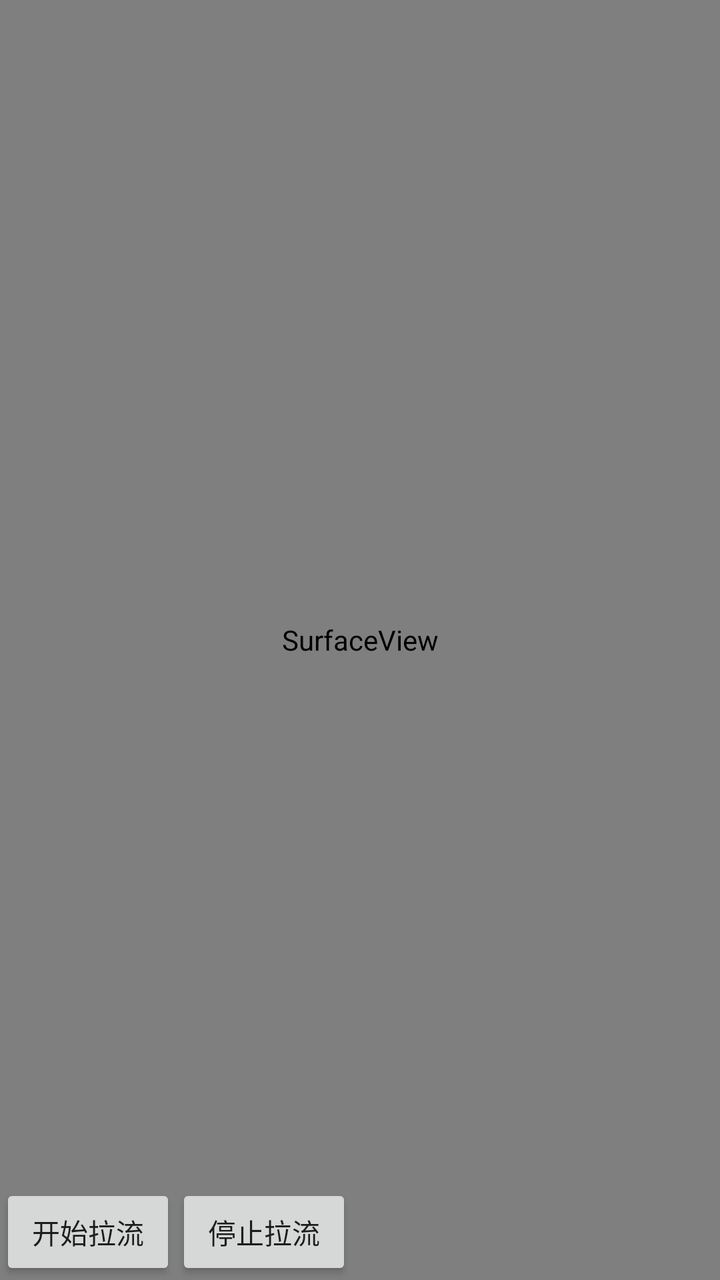
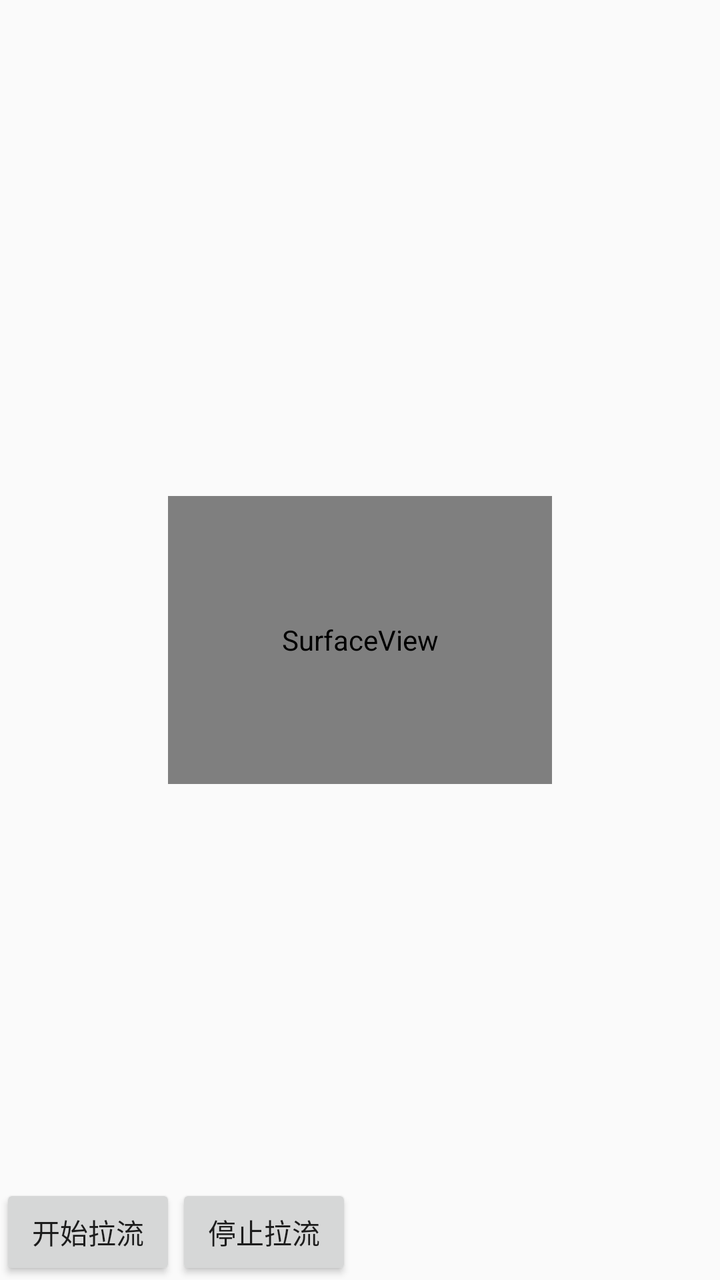

Compare the two renders of this Android layout. The source of the first and the diff that turns it into the second are given below.
<!-- AndroidManifest.xml: application theme AppTheme -->
<!-- res/layout/activity_main.xml -->
<?xml version="1.0" encoding="utf-8"?>
<FrameLayout xmlns:android="http://schemas.android.com/apk/res/android"
    xmlns:app="http://schemas.android.com/apk/res-auto"
    xmlns:tools="http://schemas.android.com/tools"
    android:layout_width="match_parent"
    android:layout_height="match_parent"
    tools:context="io.chengguo.live.MainActivity">

    <SurfaceView
        android:id="@+id/surface"
        android:layout_width="match_parent"
        android:layout_height="match_parent" />

    <LinearLayout
        android:layout_width="wrap_content"
        android:layout_height="wrap_content"
        android:layout_gravity="bottom">

        <Button
            android:id="@+id/btn_start"
            android:layout_width="wrap_content"
            android:layout_height="wrap_content"
            android:text="开始拉流" />

        <Button
            android:id="@+id/btn_stop"
            android:layout_width="wrap_content"
            android:layout_height="wrap_content"
            android:layout_gravity="bottom"
            android:text="停止拉流" />
    </LinearLayout>
</FrameLayout>
<!-- resources referenced by this layout -->
<resources>
  <style name="AppTheme" parent="Theme.AppCompat.Light.DarkActionBar">
          
      </style>
</resources>

<!-- the commit's change to res/layout/activity_main.xml (unified diff, before → after) -->
@@ -1,6 +1,5 @@
 <?xml version="1.0" encoding="utf-8"?>
 <FrameLayout xmlns:android="http://schemas.android.com/apk/res/android"
-    xmlns:app="http://schemas.android.com/apk/res-auto"
     xmlns:tools="http://schemas.android.com/tools"
     android:layout_width="match_parent"
     android:layout_height="match_parent"
@@ -8,8 +7,9 @@
 
     <SurfaceView
         android:id="@+id/surface"
-        android:layout_width="match_parent"
-        android:layout_height="match_parent" />
+        android:layout_width="192dp"
+        android:layout_height="144dp"
+        android:layout_gravity="center" />
 
     <LinearLayout
         android:layout_width="wrap_content"
